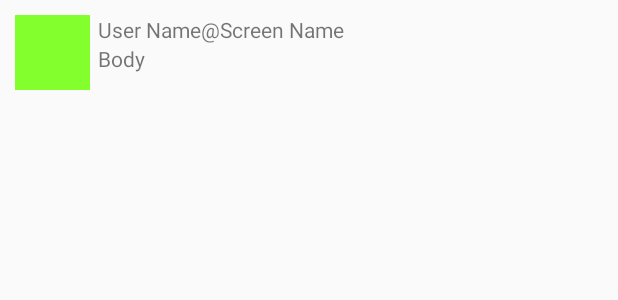
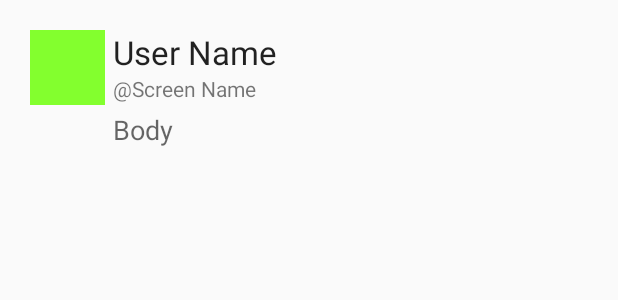
Before and after one commit to skipit/TwitterTweets, an Android app: the layout item_tweet.xml on its own in the app's theme, with its tools: preview values and no code run, on a phone screen of 412 x 824 dp. Shown: the top 300 px of the screen. Run offline under Robolectric (Android 15) with nearby library versions, the phone set to English and light mode, and no system bars.

Commit message:
Moved files into packages, updated the layout for the item itself to show screen name and introduced a relative layout node to display the decorators

```diff
--- a/app/src/main/AndroidManifest.xml
+++ b/app/src/main/AndroidManifest.xml
@@ -30,7 +30,7 @@
             android:value="1" />
 
         <activity
-            android:name=".LoginActivity"
+            android:name=".activities.LoginActivity"
             android:label="@string/app_name"
             android:theme="@style/AppTheme" >
             <intent-filter>
@@ -50,7 +50,7 @@
             </intent-filter>
         </activity>
         <activity
-            android:name=".TimelineActivity"
+            android:name=".activities.TimelineActivity"
             android:label="@string/title_activity_timeline" >
         </activity>
     </application>
--- a/app/src/main/java/com/codepath/apps/mysimpletweets/TwitterApplication.java
+++ b/app/src/main/java/com/codepath/apps/mysimpletweets/TwitterApplication.java
@@ -1,6 +1,8 @@
 package com.codepath.apps.mysimpletweets;
 
 import android.content.Context;
+
+import com.codepath.apps.mysimpletweets.utils.TwitterClient;
 
 /*
  * This is the Android application itself and is used to configure various settings
--- a/app/src/main/java/com/codepath/apps/mysimpletweets/LoginActivity.java
+++ b/app/src/main/java/com/codepath/apps/mysimpletweets/activities/LoginActivity.java
@@ -1,11 +1,12 @@
-package com.codepath.apps.mysimpletweets;
+package com.codepath.apps.mysimpletweets.activities;
 
 import android.content.Intent;
 import android.os.Bundle;
 import android.view.Menu;
 import android.view.View;
-import android.widget.Toast;
 
+import com.codepath.apps.mysimpletweets.R;
+import com.codepath.apps.mysimpletweets.utils.TwitterClient;
 import com.codepath.oauth.OAuthLoginActionBarActivity;
 
 public class LoginActivity extends OAuthLoginActionBarActivity<TwitterClient> {
--- a/app/src/main/java/com/codepath/apps/mysimpletweets/TweetsArrayAdapter.java
+++ b/app/src/main/java/com/codepath/apps/mysimpletweets/adapters/TweetsArrayAdapter.java
@@ -1,4 +1,4 @@
-package com.codepath.apps.mysimpletweets;
+package com.codepath.apps.mysimpletweets.adapters;
 
 
 import android.content.Context;
@@ -9,6 +9,7 @@ import android.widget.ArrayAdapter;
 import android.widget.ImageView;
 import android.widget.TextView;
 
+import com.codepath.apps.mysimpletweets.R;
 import com.codepath.apps.mysimpletweets.models.Tweet;
 import com.squareup.picasso.Picasso;
 
@@ -53,7 +54,7 @@ public class TweetsArrayAdapter extends ArrayAdapter<Tweet> {
         }
 
         viewHolder.tvUserName.setText(tweet.getUser().getName());
-        viewHolder.tvScreenName.setText(tweet.getUser().getScreenName());
+        viewHolder.tvScreenName.setText("@"+tweet.getUser().getScreenName());
         viewHolder.tvBody.setText(tweet.getBody());
         viewHolder.ivProfileImage.setImageResource(android.R.color.transparent);
         Picasso.with(getContext())
--- a/app/src/main/java/com/codepath/apps/mysimpletweets/EndlessScrollListener.java
+++ b/app/src/main/java/com/codepath/apps/mysimpletweets/utils/EndlessScrollListener.java
@@ -1,4 +1,4 @@
-package com.codepath.apps.mysimpletweets;
+package com.codepath.apps.mysimpletweets.utils;
 
 import android.widget.AbsListView;
 
--- a/app/src/main/java/com/codepath/apps/mysimpletweets/TwitterClient.java
+++ b/app/src/main/java/com/codepath/apps/mysimpletweets/utils/TwitterClient.java
@@ -1,4 +1,4 @@
-package com.codepath.apps.mysimpletweets;
+package com.codepath.apps.mysimpletweets.utils;
 
 import org.scribe.builder.api.Api;
 import org.scribe.builder.api.FlickrApi;
--- a/app/src/main/res/layout/activity_timeline.xml
+++ b/app/src/main/res/layout/activity_timeline.xml
@@ -1,7 +1,7 @@
 <RelativeLayout xmlns:android="http://schemas.android.com/apk/res/android"
     xmlns:tools="http://schemas.android.com/tools" android:layout_width="match_parent"
     android:layout_height="match_parent"
-    tools:context="com.codepath.apps.mysimpletweets.TimelineActivity">
+    tools:context="com.codepath.apps.mysimpletweets.activities.TimelineActivity">
 
     <android.support.v4.widget.SwipeRefreshLayout
         xmlns:android="http://schemas.android.com/apk/res/android"
--- a/app/src/main/res/layout/item_tweet.xml
+++ b/app/src/main/res/layout/item_tweet.xml
@@ -3,6 +3,10 @@
     android:layout_width="match_parent" android:layout_height="match_parent"
     android:padding="10dp"
     android:id="@+id/item_tweet">
+    <RelativeLayout xmlns:android="http://schemas.android.com/apk/res/android"
+        android:layout_width="match_parent" android:layout_height="wrap_content"
+        android:padding="10dp"
+        android:id="@+id/item_info">
 
         <ImageView
             android:layout_width="50dp"
@@ -15,6 +19,7 @@
             android:layout_marginRight="5dp" />
 
         <TextView
+            android:textAppearance="?android:attr/textAppearanceLarge"
             android:layout_width="wrap_content"
             android:layout_height="wrap_content"
             android:text="@string/user_name"
@@ -25,19 +30,33 @@
         <TextView
             android:layout_width="wrap_content"
             android:layout_height="wrap_content"
-        android:text="@string/body"
-        android:id="@+id/tvBody"
+            android:textAppearance="?android:attr/textAppearanceSmall"
+            android:text="@string/tvScreenName"
+            android:id="@+id/tvScreenName"
             android:layout_below="@+id/tvUserName"
-        android:layout_toRightOf="@+id/ivProfileImage"/>
+            android:layout_toRightOf="@+id/ivProfileImage"
+            android:layout_alignStart="@+id/tvUserName"
+            android:layout_toEndOf="@+id/ivProfileImage" />
+
 
         <TextView
             android:layout_width="wrap_content"
             android:layout_height="wrap_content"
-        android:textAppearance="?android:attr/textAppearanceSmall"
-        android:text="@string/tvScreenName"
-        android:id="@+id/tvScreenName"
-        android:layout_alignBottom="@+id/tvUserName"
-        android:layout_toRightOf="@+id/tvUserName"
-        android:layout_toEndOf="@+id/tvUserName" />
+            android:text="@string/body"
+            android:id="@+id/tvBody"
+            android:paddingTop="5dp"
+            android:textAppearance="?android:attr/textAppearanceMedium"
+            android:layout_below="@+id/tvScreenName"
+            android:layout_toRightOf="@+id/ivProfileImage"/>
 
     </RelativeLayout>
+
+
+    <RelativeLayout xmlns:android="http://schemas.android.com/apk/res/android"
+    android:layout_width="match_parent" android:layout_height="wrap_content"
+    android:layout_below="@+id/item_info"
+    android:id="@+id/decorators">
+
+    </RelativeLayout>
+
+</RelativeLayout>
--- a/app/src/main/res/menu/menu_timeline.xml
+++ b/app/src/main/res/menu/menu_timeline.xml
@@ -1,7 +1,7 @@
 <menu xmlns:android="http://schemas.android.com/apk/res/android"
     xmlns:app="http://schemas.android.com/apk/res-auto"
     xmlns:tools="http://schemas.android.com/tools"
-    tools:context="com.codepath.apps.mysimpletweets.TimelineActivity">
+    tools:context="com.codepath.apps.mysimpletweets.activities.TimelineActivity">
     <item android:id="@+id/action_settings" android:title="@string/action_settings"
         android:orderInCategory="100" app:showAsAction="never" />
 </menu>
```
Also changed, not shown: app/src/main/java/com/codepath/apps/mysimpletweets/activities/TimelineActivity.java (renamed from app/src/main/java/com/codepath/apps/mysimpletweets/TimelineActivity.java, +6 -1 lines), app/src/main/java/com/codepath/apps/mysimpletweets/models/Tweet.java (+18 -0 lines). Lines whose indentation alone changed are shown as unchanged.
